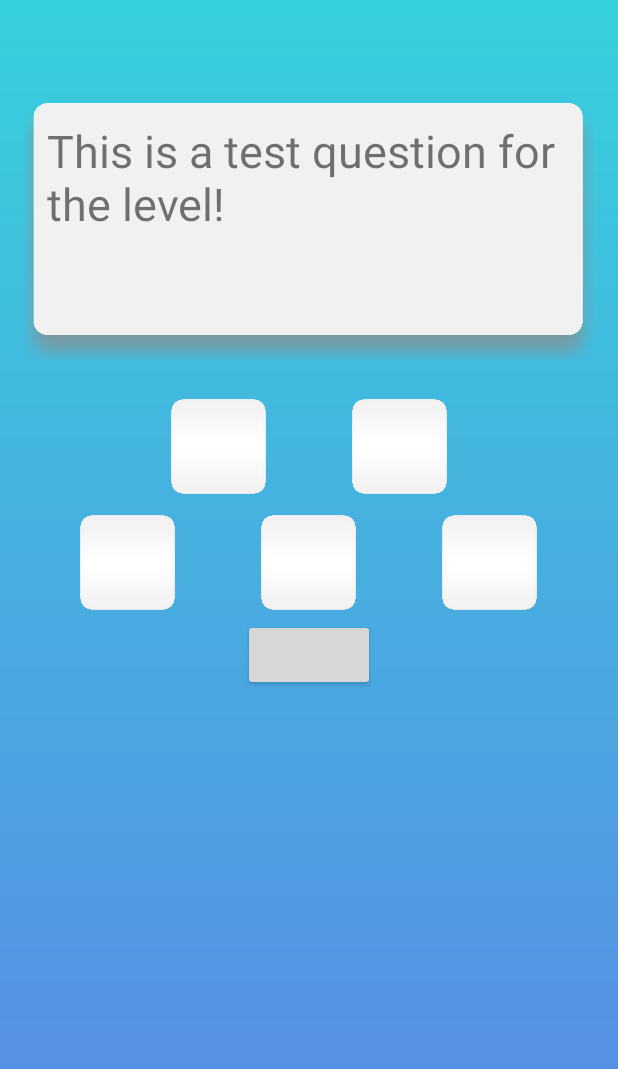
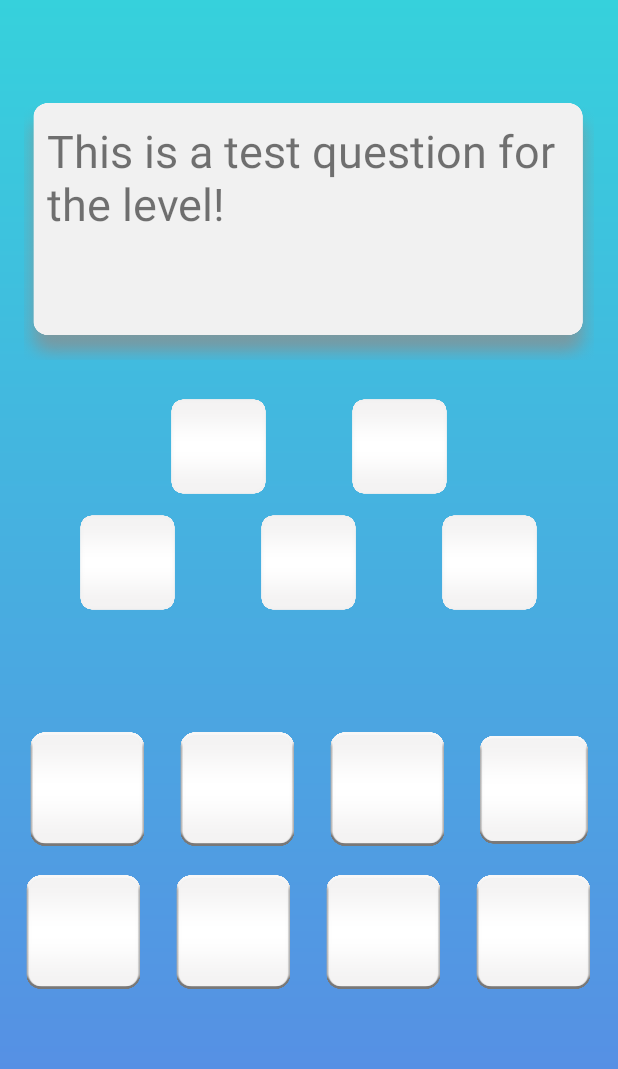
Before and after one commit to pceu/WordGame, an Android app: the LevelTwoActivity screen opened directly, with no data from a screen before it, on a phone screen of 412 x 824 dp. Shown: the top 1069 px of the screen. Run offline under Robolectric (Android 15) with nearby library versions, the phone set to English and light mode, and no system bars.

Commit message:
update activity_level_two layout file

```diff
--- a/app/src/main/res/layout/activity_level_two.xml
+++ b/app/src/main/res/layout/activity_level_two.xml
@@ -79,25 +79,66 @@
     <LinearLayout
         android:id="@+id/answerLayout1"
         android:layout_width="wrap_content"
-        android:layout_height="75dp"
+        android:layout_height="95dp"
         android:layout_gravity="center"
-        android:orientation="horizontal">
+        android:orientation="horizontal"
+        android:layout_marginTop="70dp">
         <Button
             android:id="@+id/l2WordButton1"
-            android:layout_width="0dp"
-            android:layout_weight="1"
-            android:layout_height="wrap_content" />
+            android:background="@drawable/word_button"
+            android:layout_width="90dp"
+            android:layout_height="90dp"
+            android:layout_marginEnd="10dp"/>
+        <Button
+            android:id="@+id/l2WordButton2"
+            android:background="@drawable/word_button"
+            android:layout_width="90dp"
+            android:layout_height="90dp"
+            android:layout_marginEnd="10dp"/>
+        <Button
+            android:id="@+id/l2WordButton3"
+            android:background="@drawable/word_button"
+            android:layout_width="90dp"
+            android:layout_height="90dp"
+            android:layout_marginEnd="10dp"/>
+        <Button
+            android:id="@+id/l2WordButton4"
+            android:background="@drawable/word_button"
+            android:layout_width="85dp"
+            android:layout_height="85dp" />
 
     </LinearLayout>
+
     <LinearLayout
         android:id="@+id/answerLayout2"
         android:layout_width="wrap_content"
-        android:layout_height="wrap_content"
+        android:layout_height="95dp"
         android:layout_gravity="center"
-        android:orientation="horizontal">
+        android:orientation="horizontal"
+        android:layout_marginTop="0dp">
+        <Button
+            android:id="@+id/l2WordButton5"
+            android:background="@drawable/word_button"
+            android:layout_width="90dp"
+            android:layout_height="90dp"
+            android:layout_marginEnd="10dp"/>
+        <Button
+            android:id="@+id/l2WordButton6"
+            android:background="@drawable/word_button"
+            android:layout_width="90dp"
+            android:layout_height="90dp"
+            android:layout_marginEnd="10dp"/>
+        <Button
+            android:id="@+id/l2WordButton7"
+            android:background="@drawable/word_button"
+            android:layout_width="90dp"
+            android:layout_height="90dp"
+            android:layout_marginEnd="10dp"/>
+        <Button
+            android:id="@+id/l2WordButton8"
+            android:background="@drawable/word_button"
+            android:layout_width="90dp"
+            android:layout_height="90dp" />
 
     </LinearLayout>
-
-
-
 </LinearLayout>
```
